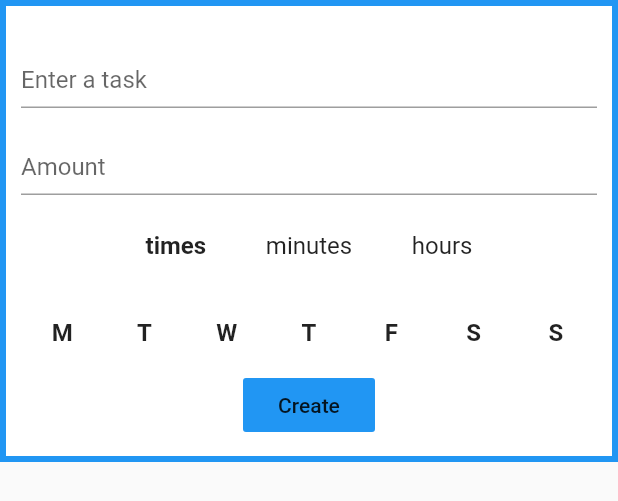
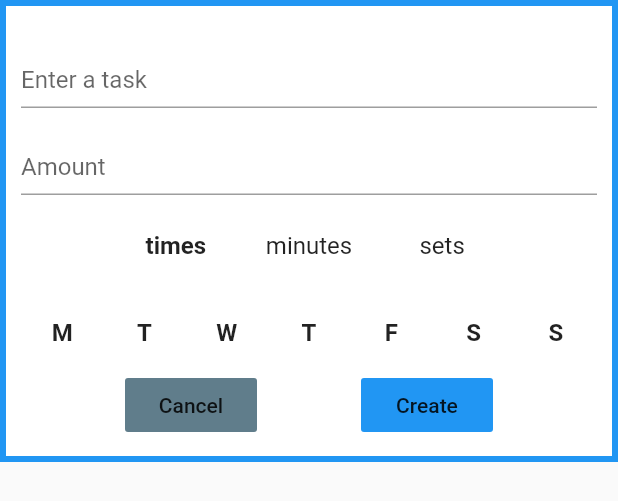
Before and after one commit to Sekaiichi4/productivity_app, a Flutter app: the BottomSheetWidget widget shown alone on an empty page, opened directly, on a phone screen of 412 x 824 dp. Shown: the top 501 px of the screen. Run offline on Flutter 3.47's test engine with Material 2 defaults, Android fonts, the phone set to English and light mode, and no system bars; our stand-ins replace flutter_slidable, hive, shared_preferences; accounts and stored records are empty; generated files the repository leaves out were written again.

```diff
--- a/lib/globals.dart
+++ b/lib/globals.dart
@@ -19,7 +19,7 @@ String getUnitName(int unit) {
     case 1:
       return 'minutes';
     case 2:
-      return 'hours';
+      return 'sets';
   }
 }
 
--- a/lib/pages/taskListPage.dart
+++ b/lib/pages/taskListPage.dart
@@ -133,13 +133,15 @@ class _BottomSheetWidgetState extends State<BottomSheetWidget> {
 
   @override
   Widget build(BuildContext context) {
+    double height = MediaQuery.of(context).size.height;
+
     return Container(
       decoration: BoxDecoration(
         color: Colors.white,
         border: Border.all(color: Colors.blue, width: 4),
       ),
-      height: 308,
-      child: Padding(
+      height: height / 2 > 308 ? 308 : height / 2,
+      child: SingleChildScrollView(
         padding: const EdgeInsets.all(10.0),
         child: Column(
           mainAxisSize: MainAxisSize.min,
@@ -210,7 +212,7 @@ class _BottomSheetWidgetState extends State<BottomSheetWidget> {
                         });
                       },
                       child: Text(
-                        'hours',
+                        'sets',
                         style: TextStyle(
                             fontSize: 16.0,
                             fontWeight: unit == 2
@@ -353,6 +355,18 @@ class _BottomSheetWidgetState extends State<BottomSheetWidget> {
                 ),
               ],
             ),
+            Row(
+              mainAxisAlignment: MainAxisAlignment.spaceEvenly,
+              children: <Widget>[
+                FlatButton(
+                  color: Colors.blueGrey,
+                  onPressed: () {
+                    setState(() {
+                      Navigator.pop(context);
+                    });
+                  },
+                  child: const Text('Cancel'),
+                ),
                 FlatButton(
                   color: Colors.blue,
                   onPressed: () {
@@ -366,14 +380,9 @@ class _BottomSheetWidgetState extends State<BottomSheetWidget> {
                         return;
                       }
 
-                  Provider.of<TaskData>(context, listen: false).addTask(Task(
-                      tasks.length,
-                      name,
-                      quantity,
-                      unit,
-                      false,
-                      repeatingDays,
-                      quantity));
+                      Provider.of<TaskData>(context, listen: false).addTask(
+                          Task(tasks.length, name, quantity, unit, false,
+                              repeatingDays, quantity));
 
                       Navigator.pop(context);
                     });
@@ -382,6 +391,8 @@ class _BottomSheetWidgetState extends State<BottomSheetWidget> {
                 ),
               ],
             ),
+          ],
+        ),
       ),
     );
   }
--- a/pubspec.yaml
+++ b/pubspec.yaml
@@ -4,7 +4,7 @@ description: A Flutter app that will help your productivity.
 version: 1.0.0+2
 
 environment:
-  sdk: ">=2.1.0 <3.0.0"
+  sdk: ">=2.5.2 <3.0.0"
 
 dependencies:
   flutter:
@@ -15,6 +15,8 @@ dependencies:
   path_provider: ^1.6.5
   shared_preferences: ^0.5.6+3
   provider: ^4.0.5
+  flutter_slidable: ^0.5.4
+
 
 dev_dependencies:
   hive_generator: ^0.7.0+2
```
Also changed, not shown: lib/widgets/taskTile.dart (+72 -42 lines), analysis_options.yaml (line endings or trailing spaces), pubspec.lock. Lines whose indentation alone changed are shown as unchanged.
